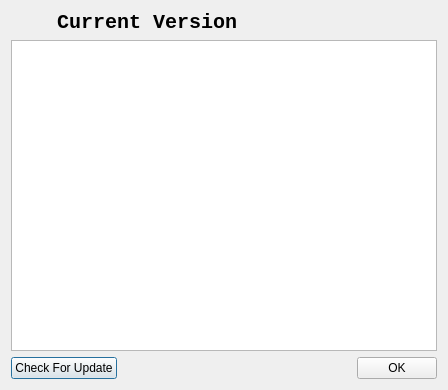
The window that BerEditor/about_dlg.ui (jykim74/BerEditor) describes before a commit, drawn with Qt 5.
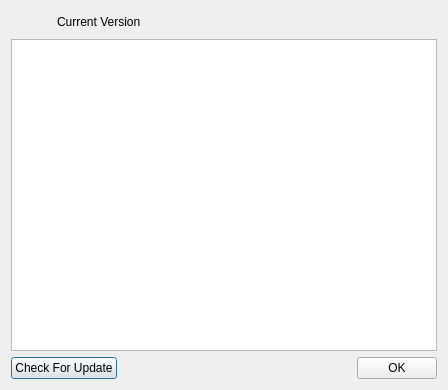
The same window after the commit. Icons and pictures are not drawn.

```diff
--- a/BerEditor/about_dlg.ui
+++ b/BerEditor/about_dlg.ui
@@ -41,13 +41,6 @@
      </item>
      <item>
       <widget class="QLabel" name="mVersionLabel">
-       <property name="font">
-        <font>
-         <family>Consolas</family>
-         <pointsize>15</pointsize>
-         <bold>true</bold>
-        </font>
-       </property>
        <property name="text">
         <string>Current Version</string>
        </property>
```
